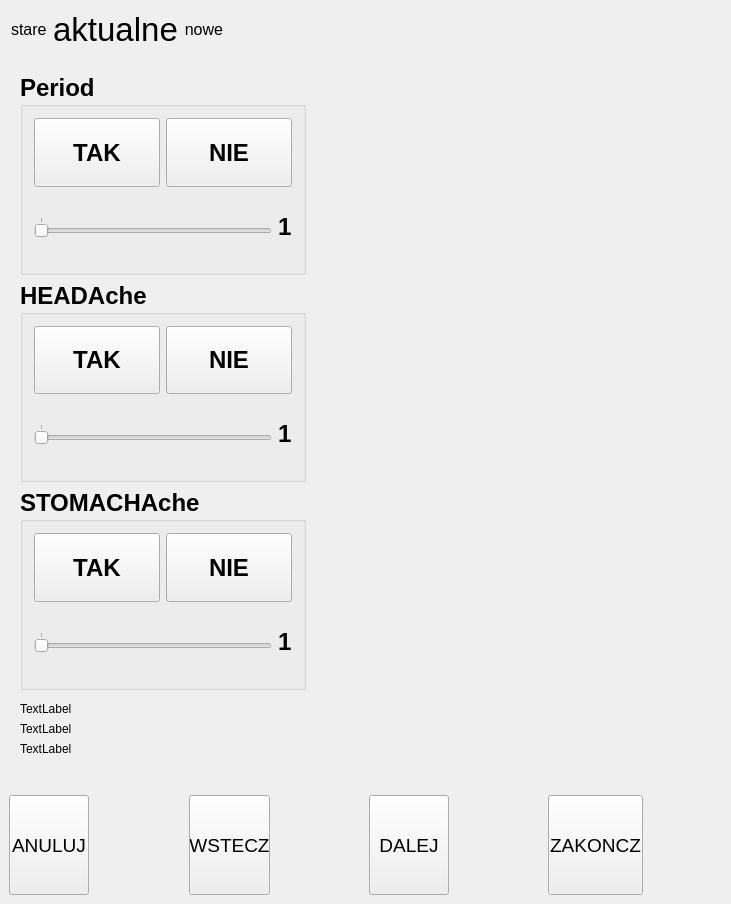
The window that mainwindow.ui (Grzegorzwww/ddzch) describes before a commit, drawn with Qt 5.
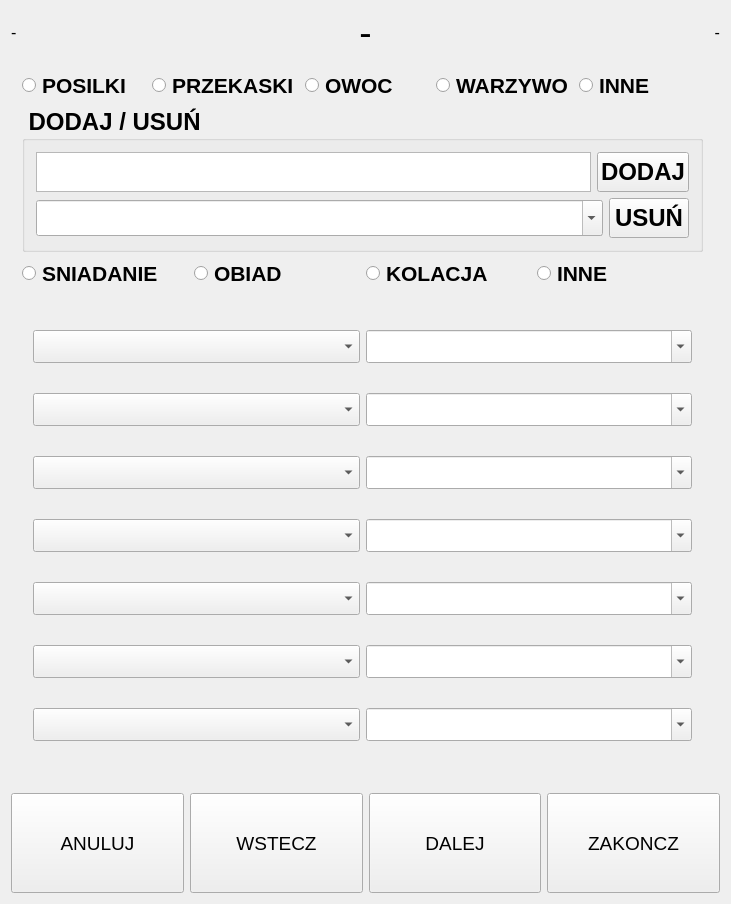
The same window after the commit.

```diff
--- a/mainwindow.ui
+++ b/mainwindow.ui
@@ -14,14 +14,64 @@
    <string>MainWindow</string>
   </property>
   <widget class="QWidget" name="centralWidget">
+   <layout class="QGridLayout" name="gridLayout">
+    <item row="0" column="0" colspan="2">
+     <layout class="QHBoxLayout" name="horizontalLayout">
+      <item>
+       <widget class="QLabel" name="label">
+        <property name="font">
+         <font>
+          <pointsize>12</pointsize>
+         </font>
+        </property>
+        <property name="text">
+         <string>-</string>
+        </property>
+       </widget>
+      </item>
+      <item>
+       <widget class="QLabel" name="label_5">
+        <property name="font">
+         <font>
+          <pointsize>28</pointsize>
+          <weight>50</weight>
+          <bold>false</bold>
+         </font>
+        </property>
+        <property name="text">
+         <string>-</string>
+        </property>
+        <property name="alignment">
+         <set>Qt::AlignCenter</set>
+        </property>
+       </widget>
+      </item>
+      <item>
+       <widget class="QLabel" name="label_6">
+        <property name="font">
+         <font>
+          <pointsize>12</pointsize>
+         </font>
+        </property>
+        <property name="text">
+         <string>-</string>
+        </property>
+        <property name="alignment">
+         <set>Qt::AlignRight|Qt::AlignTrailing|Qt::AlignVCenter</set>
+        </property>
+       </widget>
+      </item>
+     </layout>
+    </item>
+    <item row="4" column="0" colspan="2">
+     <layout class="QHBoxLayout" name="horizontalLayout_24">
+      <item>
    <widget class="QPushButton" name="pushButton_2">
-    <property name="geometry">
-     <rect>
-      <x>9</x>
-      <y>795</y>
-      <width>80</width>
-      <height>100</height>
-     </rect>
+        <property name="sizePolicy">
+         <sizepolicy hsizetype="Minimum" vsizetype="Minimum">
+          <horstretch>0</horstretch>
+          <verstretch>0</verstretch>
+         </sizepolicy>
     </property>
     <property name="minimumSize">
      <size>
@@ -38,15 +88,9 @@
      <string>ANULUJ</string>
     </property>
    </widget>
+      </item>
+      <item>
    <widget class="QPushButton" name="pushButton_5">
-    <property name="geometry">
-     <rect>
-      <x>189</x>
-      <y>795</y>
-      <width>81</width>
-      <height>100</height>
-     </rect>
-    </property>
     <property name="sizePolicy">
      <sizepolicy hsizetype="Minimum" vsizetype="Minimum">
       <horstretch>0</horstretch>
@@ -68,15 +112,9 @@
      <string>WSTECZ</string>
     </property>
    </widget>
+      </item>
+      <item>
    <widget class="QPushButton" name="pushButton_7">
-    <property name="geometry">
-     <rect>
-      <x>369</x>
-      <y>795</y>
-      <width>80</width>
-      <height>100</height>
-     </rect>
-    </property>
     <property name="sizePolicy">
      <sizepolicy hsizetype="Minimum" vsizetype="Minimum">
       <horstretch>0</horstretch>
@@ -98,15 +136,9 @@
      <string>DALEJ</string>
     </property>
    </widget>
+      </item>
+      <item>
    <widget class="QPushButton" name="pushButton">
-    <property name="geometry">
-     <rect>
-      <x>548</x>
-      <y>795</y>
-      <width>95</width>
-      <height>100</height>
-     </rect>
-    </property>
     <property name="sizePolicy">
      <sizepolicy hsizetype="Minimum" vsizetype="Minimum">
       <horstretch>0</horstretch>
@@ -128,17 +160,20 @@
      <string>ZAKONCZ</string>
     </property>
    </widget>
+      </item>
+     </layout>
+    </item>
+    <item row="3" column="0">
    <widget class="QStackedWidget" name="stackedWidget">
-    <property name="geometry">
-     <rect>
-      <x>9</x>
-      <y>62</y>
-      <width>308</width>
-      <height>639</height>
-     </rect>
+      <property name="font">
+       <font>
+        <pointsize>16</pointsize>
+        <weight>75</weight>
+        <bold>true</bold>
+       </font>
     </property>
     <property name="currentIndex">
-     <number>1</number>
+       <number>8</number>
     </property>
     <widget class="QWidget" name="page">
      <layout class="QGridLayout" name="gridLayout_2">
@@ -1316,94 +1351,667 @@
       </item>
      </layout>
     </widget>
-   </widget>
-   <widget class="QLabel" name="label_22">
-    <property name="geometry">
-     <rect>
-      <x>20</x>
-      <y>700</y>
-      <width>290</width>
-      <height>17</height>
-     </rect>
-    </property>
+      <widget class="QWidget" name="page_8">
+       <layout class="QGridLayout" name="gridLayout_20">
+        <item row="0" column="0">
+         <widget class="QGroupBox" name="groupBox_14">
+          <property name="sizePolicy">
+           <sizepolicy hsizetype="Preferred" vsizetype="Minimum">
+            <horstretch>0</horstretch>
+            <verstretch>0</verstretch>
+           </sizepolicy>
+          </property>
+          <property name="minimumSize">
+           <size>
+            <width>0</width>
+            <height>80</height>
+           </size>
+          </property>
+          <property name="font">
+           <font>
+            <pointsize>18</pointsize>
+            <weight>75</weight>
+            <bold>true</bold>
+           </font>
+          </property>
+          <property name="title">
+           <string>DODAJ</string>
+          </property>
+          <layout class="QGridLayout" name="gridLayout_21">
+           <item row="0" column="0">
+            <layout class="QHBoxLayout" name="horizontalLayout_25">
+             <item>
+              <widget class="QTextEdit" name="textEdit">
+               <property name="sizePolicy">
+                <sizepolicy hsizetype="Expanding" vsizetype="Maximum">
+                 <horstretch>0</horstretch>
+                 <verstretch>0</verstretch>
+                </sizepolicy>
+               </property>
+               <property name="minimumSize">
+                <size>
+                 <width>0</width>
+                 <height>40</height>
+                </size>
+               </property>
+               <property name="maximumSize">
+                <size>
+                 <width>16777215</width>
+                 <height>40</height>
+                </size>
+               </property>
+              </widget>
+             </item>
+             <item>
+              <widget class="QPushButton" name="pushButton_28">
+               <property name="sizePolicy">
+                <sizepolicy hsizetype="Fixed" vsizetype="Maximum">
+                 <horstretch>0</horstretch>
+                 <verstretch>0</verstretch>
+                </sizepolicy>
+               </property>
+               <property name="minimumSize">
+                <size>
+                 <width>60</width>
+                 <height>40</height>
+                </size>
+               </property>
+               <property name="maximumSize">
+                <size>
+                 <width>16777215</width>
+                 <height>40</height>
+                </size>
+               </property>
     <property name="text">
-     <string>TextLabel</string>
-    </property>
-   </widget>
-   <widget class="QLabel" name="label_23">
-    <property name="geometry">
-     <rect>
-      <x>20</x>
-      <y>720</y>
-      <width>290</width>
-      <height>17</height>
-     </rect>
-    </property>
+                <string>DODAJ</string>
+               </property>
+               <property name="autoDefault">
+                <bool>false</bool>
+               </property>
+               <property name="default">
+                <bool>false</bool>
+               </property>
+               <property name="flat">
+                <bool>false</bool>
+               </property>
+              </widget>
+             </item>
+            </layout>
+           </item>
+           <item row="1" column="0">
+            <layout class="QHBoxLayout" name="horizontalLayout_27">
+             <item>
+              <widget class="QComboBox" name="comboBox_15">
+               <property name="sizePolicy">
+                <sizepolicy hsizetype="Preferred" vsizetype="Maximum">
+                 <horstretch>0</horstretch>
+                 <verstretch>0</verstretch>
+                </sizepolicy>
+               </property>
+               <property name="editable">
+                <bool>true</bool>
+               </property>
+              </widget>
+             </item>
+             <item>
+              <widget class="QPushButton" name="pushButton_32">
+               <property name="sizePolicy">
+                <sizepolicy hsizetype="Fixed" vsizetype="Maximum">
+                 <horstretch>0</horstretch>
+                 <verstretch>0</verstretch>
+                </sizepolicy>
+               </property>
+               <property name="minimumSize">
+                <size>
+                 <width>60</width>
+                 <height>40</height>
+                </size>
+               </property>
+               <property name="maximumSize">
+                <size>
+                 <width>16777215</width>
+                 <height>40</height>
+                </size>
+               </property>
     <property name="text">
-     <string>TextLabel</string>
-    </property>
-   </widget>
-   <widget class="QLabel" name="label_24">
-    <property name="geometry">
-     <rect>
-      <x>20</x>
-      <y>740</y>
-      <width>290</width>
-      <height>17</height>
-     </rect>
-    </property>
+                <string>USUŃ</string>
+               </property>
+               <property name="autoDefault">
+                <bool>false</bool>
+               </property>
+               <property name="default">
+                <bool>false</bool>
+               </property>
+               <property name="flat">
+                <bool>false</bool>
+               </property>
+              </widget>
+             </item>
+            </layout>
+           </item>
+          </layout>
+         </widget>
+        </item>
+        <item row="1" column="0">
+         <widget class="QGroupBox" name="groupBox_15">
+          <property name="font">
+           <font>
+            <pointsize>18</pointsize>
+            <weight>75</weight>
+            <bold>true</bold>
+           </font>
+          </property>
+          <property name="title">
+           <string>RANO</string>
+          </property>
+          <layout class="QGridLayout" name="gridLayout_22">
+           <item row="0" column="0">
+            <widget class="QComboBox" name="comboBox_9">
+             <property name="sizePolicy">
+              <sizepolicy hsizetype="Preferred" vsizetype="Maximum">
+               <horstretch>0</horstretch>
+               <verstretch>0</verstretch>
+              </sizepolicy>
+             </property>
+             <property name="editable">
+              <bool>true</bool>
+             </property>
+            </widget>
+           </item>
+           <item row="1" column="0">
+            <widget class="QComboBox" name="comboBox_10">
+             <property name="sizePolicy">
+              <sizepolicy hsizetype="Preferred" vsizetype="Maximum">
+               <horstretch>0</horstretch>
+               <verstretch>0</verstretch>
+              </sizepolicy>
+             </property>
+             <property name="editable">
+              <bool>true</bool>
+             </property>
+            </widget>
+           </item>
+           <item row="2" column="0">
+            <widget class="QComboBox" name="comboBox_11">
+             <property name="sizePolicy">
+              <sizepolicy hsizetype="Preferred" vsizetype="Maximum">
+               <horstretch>0</horstretch>
+               <verstretch>0</verstretch>
+              </sizepolicy>
+             </property>
+             <property name="editable">
+              <bool>true</bool>
+             </property>
+            </widget>
+           </item>
+          </layout>
+         </widget>
+        </item>
+        <item row="2" column="0">
+         <widget class="QGroupBox" name="groupBox_16">
+          <property name="font">
+           <font>
+            <pointsize>18</pointsize>
+            <weight>75</weight>
+            <bold>true</bold>
+           </font>
+          </property>
+          <property name="title">
+           <string>RANO</string>
+          </property>
+          <layout class="QGridLayout" name="gridLayout_23">
+           <item row="0" column="0">
+            <widget class="QComboBox" name="comboBox_12">
+             <property name="sizePolicy">
+              <sizepolicy hsizetype="Preferred" vsizetype="Maximum">
+               <horstretch>0</horstretch>
+               <verstretch>0</verstretch>
+              </sizepolicy>
+             </property>
+             <property name="editable">
+              <bool>true</bool>
+             </property>
+            </widget>
+           </item>
+           <item row="1" column="0">
+            <widget class="QComboBox" name="comboBox_13">
+             <property name="sizePolicy">
+              <sizepolicy hsizetype="Preferred" vsizetype="Maximum">
+               <horstretch>0</horstretch>
+               <verstretch>0</verstretch>
+              </sizepolicy>
+             </property>
+             <property name="editable">
+              <bool>true</bool>
+             </property>
+            </widget>
+           </item>
+           <item row="2" column="0">
+            <widget class="QComboBox" name="comboBox_14">
+             <property name="sizePolicy">
+              <sizepolicy hsizetype="Preferred" vsizetype="Maximum">
+               <horstretch>0</horstretch>
+               <verstretch>0</verstretch>
+              </sizepolicy>
+             </property>
+             <property name="editable">
+              <bool>true</bool>
+             </property>
+            </widget>
+           </item>
+          </layout>
+         </widget>
+        </item>
+       </layout>
+      </widget>
+      <widget class="QWidget" name="page_9">
+       <layout class="QGridLayout" name="gridLayout_26">
+        <item row="0" column="0">
+         <layout class="QHBoxLayout" name="horizontalLayout_31">
+          <item>
+           <widget class="QRadioButton" name="radioButton">
+            <property name="font">
+             <font>
+              <pointsize>16</pointsize>
+             </font>
+            </property>
     <property name="text">
-     <string>TextLabel</string>
-    </property>
-   </widget>
-   <widget class="QWidget" name="">
-    <layout class="QHBoxLayout" name="horizontalLayout">
+             <string>POSILKI</string>
+            </property>
+           </widget>
+          </item>
      <item>
-      <widget class="QLabel" name="label">
+           <widget class="QRadioButton" name="radioButton_2">
        <property name="font">
         <font>
-         <pointsize>12</pointsize>
+              <pointsize>16</pointsize>
         </font>
        </property>
        <property name="text">
-        <string>stare</string>
+             <string>PRZEKASKI</string>
        </property>
       </widget>
      </item>
      <item>
-      <widget class="QLabel" name="label_5">
+           <widget class="QRadioButton" name="radioButton_3">
        <property name="font">
         <font>
-         <pointsize>25</pointsize>
-         <weight>50</weight>
-         <bold>false</bold>
+              <pointsize>16</pointsize>
         </font>
        </property>
        <property name="text">
-        <string>aktualne</string>
-       </property>
-       <property name="alignment">
-        <set>Qt::AlignCenter</set>
-       </property>
+             <string>OWOC</string>
+            </property>
+           </widget>
+          </item>
+          <item>
+           <widget class="QRadioButton" name="radioButton_4">
+            <property name="font">
+             <font>
+              <pointsize>16</pointsize>
+             </font>
+            </property>
+            <property name="text">
+             <string>WARZYWO</string>
+            </property>
       </widget>
      </item>
      <item>
-      <widget class="QLabel" name="label_6">
+           <widget class="QRadioButton" name="radioButton_5">
        <property name="font">
         <font>
-         <pointsize>12</pointsize>
+              <pointsize>16</pointsize>
         </font>
        </property>
        <property name="text">
-        <string>nowe</string>
-       </property>
-       <property name="alignment">
-        <set>Qt::AlignRight|Qt::AlignTrailing|Qt::AlignVCenter</set>
-       </property>
-      </widget>
-     </item>
-    </layout>
-   </widget>
+             <string>INNE</string>
+            </property>
+           </widget>
+          </item>
+         </layout>
+        </item>
+        <item row="1" column="0">
+         <widget class="QGroupBox" name="groupBox_17">
+          <property name="sizePolicy">
+           <sizepolicy hsizetype="Preferred" vsizetype="Minimum">
+            <horstretch>0</horstretch>
+            <verstretch>0</verstretch>
+           </sizepolicy>
+          </property>
+          <property name="minimumSize">
+           <size>
+            <width>0</width>
+            <height>80</height>
+           </size>
+          </property>
+          <property name="font">
+           <font>
+            <pointsize>18</pointsize>
+            <weight>75</weight>
+            <bold>true</bold>
+           </font>
+          </property>
+          <property name="title">
+           <string> DODAJ / USUŃ</string>
+          </property>
+          <layout class="QGridLayout" name="gridLayout_24">
+           <item row="0" column="0">
+            <layout class="QHBoxLayout" name="horizontalLayout_28">
+             <item>
+              <widget class="QTextEdit" name="textEdit_4">
+               <property name="sizePolicy">
+                <sizepolicy hsizetype="Expanding" vsizetype="Maximum">
+                 <horstretch>0</horstretch>
+                 <verstretch>0</verstretch>
+                </sizepolicy>
+               </property>
+               <property name="minimumSize">
+                <size>
+                 <width>0</width>
+                 <height>40</height>
+                </size>
+               </property>
+               <property name="maximumSize">
+                <size>
+                 <width>16777215</width>
+                 <height>40</height>
+                </size>
+               </property>
+              </widget>
+             </item>
+             <item>
+              <widget class="QPushButton" name="pushButton_29">
+               <property name="sizePolicy">
+                <sizepolicy hsizetype="Fixed" vsizetype="Maximum">
+                 <horstretch>0</horstretch>
+                 <verstretch>0</verstretch>
+                </sizepolicy>
+               </property>
+               <property name="minimumSize">
+                <size>
+                 <width>60</width>
+                 <height>40</height>
+                </size>
+               </property>
+               <property name="maximumSize">
+                <size>
+                 <width>16777215</width>
+                 <height>40</height>
+                </size>
+               </property>
+               <property name="text">
+                <string>DODAJ</string>
+               </property>
+               <property name="autoDefault">
+                <bool>false</bool>
+               </property>
+               <property name="default">
+                <bool>false</bool>
+               </property>
+               <property name="flat">
+                <bool>false</bool>
+               </property>
+              </widget>
+             </item>
+            </layout>
+           </item>
+           <item row="1" column="0">
+            <layout class="QHBoxLayout" name="horizontalLayout_29">
+             <item>
+              <widget class="QComboBox" name="comboBox_17">
+               <property name="sizePolicy">
+                <sizepolicy hsizetype="Preferred" vsizetype="Maximum">
+                 <horstretch>0</horstretch>
+                 <verstretch>0</verstretch>
+                </sizepolicy>
+               </property>
+               <property name="editable">
+                <bool>true</bool>
+               </property>
+              </widget>
+             </item>
+             <item>
+              <widget class="QPushButton" name="pushButton_42">
+               <property name="sizePolicy">
+                <sizepolicy hsizetype="Fixed" vsizetype="Maximum">
+                 <horstretch>0</horstretch>
+                 <verstretch>0</verstretch>
+                </sizepolicy>
+               </property>
+               <property name="minimumSize">
+                <size>
+                 <width>60</width>
+                 <height>40</height>
+                </size>
+               </property>
+               <property name="maximumSize">
+                <size>
+                 <width>16777215</width>
+                 <height>40</height>
+                </size>
+               </property>
+               <property name="text">
+                <string>USUŃ</string>
+               </property>
+               <property name="autoDefault">
+                <bool>false</bool>
+               </property>
+               <property name="default">
+                <bool>false</bool>
+               </property>
+               <property name="flat">
+                <bool>false</bool>
+               </property>
+              </widget>
+             </item>
+            </layout>
+           </item>
+          </layout>
+         </widget>
+        </item>
+        <item row="2" column="0">
+         <layout class="QHBoxLayout" name="horizontalLayout_32">
+          <item>
+           <widget class="QRadioButton" name="radioButton_6">
+            <property name="font">
+             <font>
+              <pointsize>16</pointsize>
+             </font>
+            </property>
+            <property name="text">
+             <string>SNIADANIE</string>
+            </property>
+           </widget>
+          </item>
+          <item>
+           <widget class="QRadioButton" name="radioButton_7">
+            <property name="font">
+             <font>
+              <pointsize>16</pointsize>
+             </font>
+            </property>
+            <property name="text">
+             <string>OBIAD</string>
+            </property>
+           </widget>
+          </item>
+          <item>
+           <widget class="QRadioButton" name="radioButton_8">
+            <property name="font">
+             <font>
+              <pointsize>16</pointsize>
+             </font>
+            </property>
+            <property name="text">
+             <string>KOLACJA</string>
+            </property>
+           </widget>
+          </item>
+          <item>
+           <widget class="QRadioButton" name="radioButton_9">
+            <property name="font">
+             <font>
+              <pointsize>16</pointsize>
+             </font>
+            </property>
+            <property name="text">
+             <string>INNE</string>
+            </property>
+           </widget>
+          </item>
+         </layout>
+        </item>
+        <item row="3" column="0">
+         <widget class="QStackedWidget" name="stackedWidget_2">
+          <property name="currentIndex">
+           <number>0</number>
+          </property>
+          <widget class="QWidget" name="page_10">
+           <layout class="QGridLayout" name="gridLayout_25">
+            <item row="5" column="0">
+             <widget class="QComboBox" name="comboBox_29"/>
+            </item>
+            <item row="2" column="1">
+             <widget class="QComboBox" name="comboBox_20">
+              <property name="sizePolicy">
+               <sizepolicy hsizetype="Preferred" vsizetype="Maximum">
+                <horstretch>0</horstretch>
+                <verstretch>0</verstretch>
+               </sizepolicy>
+              </property>
+              <property name="editable">
+               <bool>true</bool>
+              </property>
+             </widget>
+            </item>
+            <item row="3" column="1">
+             <widget class="QComboBox" name="comboBox_21">
+              <property name="sizePolicy">
+               <sizepolicy hsizetype="Preferred" vsizetype="Maximum">
+                <horstretch>0</horstretch>
+                <verstretch>0</verstretch>
+               </sizepolicy>
+              </property>
+              <property name="editable">
+               <bool>true</bool>
+              </property>
+             </widget>
+            </item>
+            <item row="6" column="1">
+             <widget class="QComboBox" name="comboBox_24">
+              <property name="sizePolicy">
+               <sizepolicy hsizetype="Preferred" vsizetype="Maximum">
+                <horstretch>0</horstretch>
+                <verstretch>0</verstretch>
+               </sizepolicy>
+              </property>
+              <property name="editable">
+               <bool>true</bool>
+              </property>
+             </widget>
+            </item>
+            <item row="4" column="0">
+             <widget class="QComboBox" name="comboBox_28"/>
+            </item>
+            <item row="4" column="1">
+             <widget class="QComboBox" name="comboBox_22">
+              <property name="sizePolicy">
+               <sizepolicy hsizetype="Preferred" vsizetype="Maximum">
+                <horstretch>0</horstretch>
+                <verstretch>0</verstretch>
+               </sizepolicy>
+              </property>
+              <property name="editable">
+               <bool>true</bool>
+              </property>
+             </widget>
+            </item>
+            <item row="0" column="0">
+             <widget class="QComboBox" name="comboBox_16"/>
+            </item>
+            <item row="1" column="0">
+             <widget class="QComboBox" name="comboBox_25"/>
+            </item>
+            <item row="2" column="0">
+             <widget class="QComboBox" name="comboBox_26"/>
+            </item>
+            <item row="5" column="1">
+             <widget class="QComboBox" name="comboBox_23">
+              <property name="sizePolicy">
+               <sizepolicy hsizetype="Preferred" vsizetype="Maximum">
+                <horstretch>0</horstretch>
+                <verstretch>0</verstretch>
+               </sizepolicy>
+              </property>
+              <property name="editable">
+               <bool>true</bool>
+              </property>
+             </widget>
+            </item>
+            <item row="1" column="1">
+             <widget class="QComboBox" name="comboBox_19">
+              <property name="sizePolicy">
+               <sizepolicy hsizetype="Preferred" vsizetype="Maximum">
+                <horstretch>0</horstretch>
+                <verstretch>0</verstretch>
+               </sizepolicy>
+              </property>
+              <property name="editable">
+               <bool>true</bool>
+              </property>
+             </widget>
+            </item>
+            <item row="6" column="0">
+             <widget class="QComboBox" name="comboBox_30"/>
+            </item>
+            <item row="3" column="0">
+             <widget class="QComboBox" name="comboBox_27"/>
+            </item>
+            <item row="0" column="1">
+             <widget class="QComboBox" name="comboBox_18">
+              <property name="sizePolicy">
+               <sizepolicy hsizetype="Preferred" vsizetype="Maximum">
+                <horstretch>0</horstretch>
+                <verstretch>0</verstretch>
+               </sizepolicy>
+              </property>
+              <property name="editable">
+               <bool>true</bool>
+              </property>
+             </widget>
+            </item>
+           </layout>
+          </widget>
+          <widget class="QWidget" name="page_11"/>
+         </widget>
+        </item>
+       </layout>
+       <zorder>groupBox_17</zorder>
+       <zorder>radioButton</zorder>
+       <zorder>radioButton_2</zorder>
+       <zorder>radioButton_3</zorder>
+       <zorder>radioButton_4</zorder>
+       <zorder>radioButton_5</zorder>
+       <zorder>layoutWidget</zorder>
+       <zorder>stackedWidget_2</zorder>
+       <zorder>comboBox_18</zorder>
+       <zorder>comboBox_27</zorder>
+       <zorder>comboBox_30</zorder>
+       <zorder>comboBox_19</zorder>
+       <zorder>comboBox_23</zorder>
+       <zorder>comboBox_26</zorder>
+       <zorder>comboBox_25</zorder>
+       <zorder>comboBox_24</zorder>
+       <zorder>comboBox_22</zorder>
+       <zorder>comboBox_28</zorder>
+       <zorder>comboBox_16</zorder>
+       <zorder>comboBox_29</zorder>
+       <zorder>comboBox_20</zorder>
+       <zorder>comboBox_21</zorder>
+      </widget>
+     </widget>
+    </item>
+   </layout>
   </widget>
  </widget>
  <layoutdefault spacing="6" margin="11"/>
```
Left out of the diff: 29 changed lines with no effect on the pictures. Lines whose indentation alone changed are shown as unchanged.
